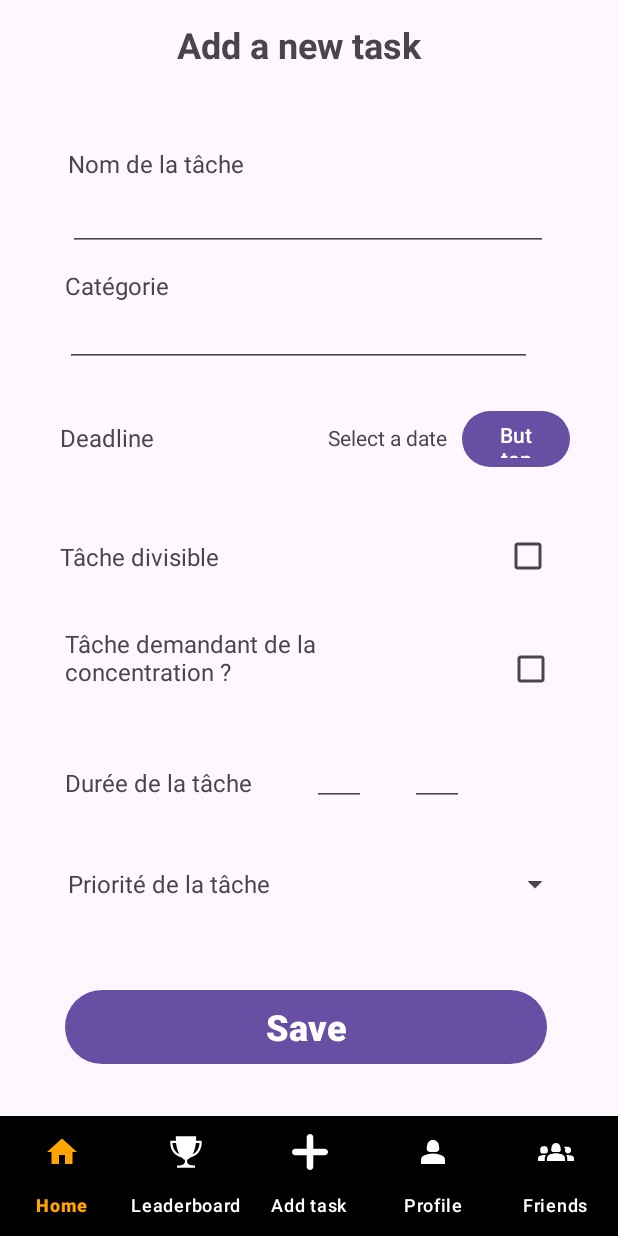
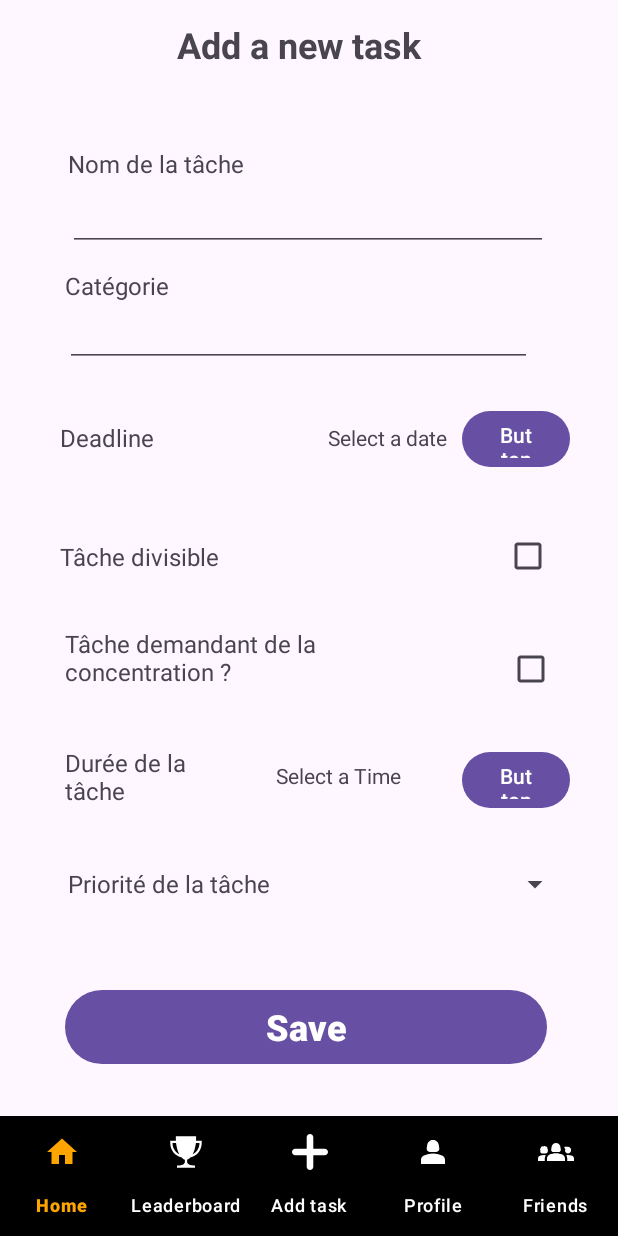
Before and after one commit to Binau02/TranquiTask-app, an Android app: the fragment AddTask placed in its activity, on a phone screen of 412 x 824 dp. Run offline under Robolectric (Android 15) with nearby library versions, the phone set to English and light mode, and no system bars; our stand-ins replace Firebase (no records; nobody signed in at launch, a user with empty details on screens opened directly).

Commit message:
Ajout de tâche

```diff
--- a/app/src/main/java/com/example/tranquitaskapp/AddTask.kt
+++ b/app/src/main/java/com/example/tranquitaskapp/AddTask.kt
@@ -1,6 +1,7 @@
 package com.example.tranquitaskapp
 
 import android.app.DatePickerDialog
+import android.app.TimePickerDialog
 import android.content.Context
 import android.os.Bundle
 import androidx.fragment.app.Fragment
@@ -8,8 +9,13 @@ import android.view.LayoutInflater
 import android.view.View
 import android.view.ViewGroup
 import android.widget.Button
+import android.widget.CheckBox
 import android.widget.TextView
+import android.widget.Toast
+import com.example.tranquitaskapp.firebase.MyFirebase
+import com.example.tranquitaskapp.firebase.MyFirebaseAuth
 import com.example.tranquitaskapp.navigation.BottomBarVisibilityListener
+import java.sql.Timestamp
 import java.text.SimpleDateFormat
 import java.util.Calendar
 import java.util.Locale
@@ -17,11 +23,15 @@ import java.util.Locale
 
 class AddTask : Fragment() {
 
-    lateinit var tvDate : TextView
-    lateinit var btnShowDatePicker: Button
+    private lateinit var tvDate : TextView
+    private lateinit var btnShowDatePicker: Button
     private val calendar = Calendar.getInstance()
     private var bottomBarListener: BottomBarVisibilityListener? = null
+    private lateinit var formattedDate: String
+    private var timestampInSeconds: Int = 0
 
+    private val auth = MyFirebaseAuth.getFirestoreInstance()
+    private val db = MyFirebase.getFirestoreInstance()
 
     override fun onAttach(context: Context) {
         super.onAttach(context)
@@ -31,7 +41,29 @@ class AddTask : Fragment() {
         bottomBarListener?.setBottomBarVisibility(this)
     }
 
+    private fun createNewTask(categorie: String, nameTask: String, deadline: String,divisible: Boolean, concentration: Boolean, duree: Int) {
+        val taskCollection = db.collection("tache")
 
+        val taskData = hashMapOf(
+            "categorie" to emptyList<String>(),
+            "concentration" to concentration,
+            "deadline" to deadline,
+            "divisible" to divisible,
+            "done" to 0,
+            "duree" to duree,
+            "name" to nameTask,
+            "priorite" to emptyList<String>()
+        )
+        taskCollection.add(taskData)
+            .addOnSuccessListener {
+                val fragment = Home()
+                val transaction = fragmentManager?.beginTransaction()
+                transaction?.replace(R.id.frameLayout, fragment)?.commit()
+            }
+            .addOnFailureListener { e ->
+                Toast.makeText(this.context, "Il y a eu une erreur", Toast.LENGTH_SHORT).show()
+            }
+    }
     override fun onCreateView(
         inflater: LayoutInflater, container: ViewGroup?,
         savedInstanceState: Bundle?
@@ -39,18 +71,44 @@ class AddTask : Fragment() {
         // Inflate the layout for this fragment
         val view = inflater.inflate(R.layout.fragment_addtask, container, false)
         val saveBtn : Button = view.findViewById(R.id.btnSave)
+        val btnTimeView = view.findViewById<Button>(R.id.btnTimeView)
+        val tvSelectedTime     = view.findViewById<TextView>(R.id.tvSelectedTime)
+        val timestamp = 0
 
-        tvDate = view.findViewById<TextView>(R.id.tvSelectedDate)
-        btnShowDatePicker = view.findViewById<Button>(R.id.btnCalendarView)
+        tvDate = view.findViewById(R.id.tvSelectedDate)
+        btnShowDatePicker = view.findViewById(R.id.btnCalendarView)
 
         btnShowDatePicker.setOnClickListener{
             showDatePicker()
         }
+        btnTimeView.setOnClickListener {
+            val cal = Calendar.getInstance()
+            val timeSetListener = TimePickerDialog.OnTimeSetListener { timePicker, hour, minute ->
+                cal.set(Calendar.HOUR_OF_DAY, hour)
+                cal.set(Calendar.MINUTE, minute)
+                tvSelectedTime.text = SimpleDateFormat("HH:mm").format(cal.time)
 
+                val selectedTime = SimpleDateFormat("HH:mm", Locale.getDefault()).parse(tvSelectedTime.text.toString())
+                val timestampInMillis = selectedTime?.time ?: 0 // Utilisation de 0 si la conversion échoue
+
+// Convertir le timestamp en secondes
+                timestampInSeconds = (timestampInMillis / 1000).toInt()
+
+            }
+            TimePickerDialog(requireContext(), timeSetListener, cal.get(Calendar.HOUR_OF_DAY), cal.get(Calendar.MINUTE), true).show()
+        }
         saveBtn.setOnClickListener{
-            val fragment = Home()
-            val transaction = fragmentManager?.beginTransaction()
-            transaction?.replace(R.id.frameLayout,fragment)?.commit()
+            val checkBoxConcentration = view.findViewById<CheckBox>(R.id.checkBoxConcentration)
+            val isConcentrationChecked = checkBoxConcentration.isChecked
+
+            val checkBoxDivisible = view.findViewById<CheckBox>(R.id.checkBoxDivisible)
+            val isDivisibleChecked = checkBoxDivisible.isChecked
+
+            val nameTask = view.findViewById<TextView>(R.id.editNameTask)
+            val categorie = "null"
+
+
+            createNewTask(categorie, nameTask.text.toString(), formattedDate, isDivisibleChecked, isConcentrationChecked, timestampInSeconds)
         }
 
         return view
@@ -62,7 +120,7 @@ class AddTask : Fragment() {
             val selectedDate = Calendar.getInstance()
             selectedDate.set(year, monthOfYear, dayOfMonth)
             val dateFormat = SimpleDateFormat("dd/MM/yyyy", Locale.getDefault())
-            val formattedDate = dateFormat.format(selectedDate.time)
+            formattedDate = dateFormat.format(selectedDate.time)
             tvDate.text = formattedDate
         },
             calendar.get(Calendar.YEAR),
--- a/app/src/main/java/com/example/tranquitaskapp/Home.kt
+++ b/app/src/main/java/com/example/tranquitaskapp/Home.kt
@@ -129,13 +129,13 @@ class Home : Fragment() {
             val transaction = fragmentManager?.beginTransaction()
             transaction?.replace(R.id.frameLayout, fragment)?.commit()
         }
-        /**
+
         searchBtn.setOnClickListener {
-            val fragment = Connection()
+            val fragment = Add_Tache()
             val transaction = fragmentManager?.beginTransaction()
             transaction?.replace(R.id.frameLayout, fragment)?.commit()
         }
-        */
+
 
         buttonToday.setOnClickListener {
             onClickToday()
--- a/app/src/main/res/layout/fragment_addtask.xml
+++ b/app/src/main/res/layout/fragment_addtask.xml
@@ -27,8 +27,8 @@
         android:text="Nom de la tâche"
         android:textSize="16sp"
         android:textStyle="normal"
-        app:layout_constraintStart_toStartOf="@+id/editTextNameTask"
-        app:layout_constraintTop_toTopOf="@+id/editTextNameTask" />
+        app:layout_constraintStart_toStartOf="@+id/editNameTask"
+        app:layout_constraintTop_toTopOf="@+id/editNameTask" />
 
     <TextView
         android:id="@+id/textCategory"
@@ -39,7 +39,7 @@
         android:textSize="16sp"
         android:textStyle="normal"
         app:layout_constraintStart_toStartOf="@+id/editTextCategory"
-        app:layout_constraintTop_toBottomOf="@+id/editTextNameTask" />
+        app:layout_constraintTop_toBottomOf="@+id/editNameTask" />
 
     <TextView
         android:id="@+id/textDeadline"
@@ -87,18 +87,18 @@
 
     <TextView
         android:id="@+id/textTime2"
-        android:layout_width="335dp"
-        android:layout_height="32dp"
+        android:layout_width="121dp"
+        android:layout_height="41dp"
         android:gravity="start|left|center_vertical"
         android:text="Durée de la tâche "
         android:textSize="16sp"
         android:textStyle="normal"
         app:layout_constraintBottom_toBottomOf="parent"
         app:layout_constraintEnd_toEndOf="parent"
-        app:layout_constraintHorizontal_bias="0.565"
+        app:layout_constraintHorizontal_bias="0.148"
         app:layout_constraintStart_toStartOf="parent"
         app:layout_constraintTop_toTopOf="parent"
-        app:layout_constraintVertical_bias="0.711" />
+        app:layout_constraintVertical_bias="0.708" />
 
     <TextView
         android:id="@+id/textPriority"
@@ -116,7 +116,7 @@
         app:layout_constraintVertical_bias="0.805" />
 
     <EditText
-        android:id="@+id/editTextNameTask"
+        android:id="@+id/editNameTask"
         android:layout_width="320dp"
         android:layout_height="81dp"
         android:ems="10"
@@ -178,32 +178,6 @@
         app:layout_constraintTop_toTopOf="parent"
         app:layout_constraintVertical_bias="0.955" />
 
-    <EditText
-        android:id="@+id/editTextTime"
-        android:layout_width="36dp"
-        android:layout_height="42dp"
-        android:ems="10"
-        android:inputType="time"
-        app:layout_constraintBottom_toBottomOf="parent"
-        app:layout_constraintEnd_toEndOf="@+id/textTime2"
-        app:layout_constraintHorizontal_bias="0.551"
-        app:layout_constraintStart_toStartOf="@+id/textTime2"
-        app:layout_constraintTop_toTopOf="parent"
-        app:layout_constraintVertical_bias="0.706" />
-
-    <EditText
-        android:id="@+id/editTextTime2"
-        android:layout_width="36dp"
-        android:layout_height="42dp"
-        android:ems="10"
-        android:inputType="time"
-        app:layout_constraintBottom_toBottomOf="parent"
-        app:layout_constraintEnd_toEndOf="@+id/textTime2"
-        app:layout_constraintHorizontal_bias="0.295"
-        app:layout_constraintStart_toEndOf="@+id/editTextTime"
-        app:layout_constraintTop_toTopOf="parent"
-        app:layout_constraintVertical_bias="0.706" />
-
     <Spinner
         android:id="@+id/spinner"
         android:layout_width="144dp"
@@ -223,6 +197,19 @@
         app:layout_constraintTop_toTopOf="parent"
         app:layout_constraintVertical_bias="0.386" />
 
+
+    <Button
+        android:id="@+id/btnTimeView"
+        android:layout_width="72dp"
+        android:layout_height="45dp"
+        android:text="Button"
+        app:layout_constraintBottom_toBottomOf="parent"
+        app:layout_constraintEnd_toEndOf="parent"
+        app:layout_constraintHorizontal_bias="0.816"
+        app:layout_constraintStart_toEndOf="@+id/textTime2"
+        app:layout_constraintTop_toTopOf="parent"
+        app:layout_constraintVertical_bias="0.712" />
+
     <TextView
         android:id="@+id/tvSelectedDate"
         android:layout_width="119dp"
@@ -238,4 +225,17 @@
         app:layout_constraintTop_toTopOf="parent"
         app:layout_constraintVertical_bias="0.385" />
 
+    <TextView
+        android:id="@+id/tvSelectedTime"
+        android:layout_width="119dp"
+        android:layout_height="46dp"
+        android:clickable="false"
+        android:gravity="center"
+        android:text=" Select a Time"
+        app:layout_constraintBottom_toBottomOf="parent"
+        app:layout_constraintEnd_toStartOf="@+id/btnCalendarView2"
+        app:layout_constraintStart_toEndOf="@+id/textTime2"
+        app:layout_constraintTop_toTopOf="parent"
+        app:layout_constraintVertical_bias="0.708" />
+
 </androidx.constraintlayout.widget.ConstraintLayout>
```
Also changed, not shown: app/src/main/java/com/example/tranquitaskapp/Add_Tache.kt (+14 -36 lines), app/src/main/res/layout/fragment_add_tache.xml (+16 -26 lines).
